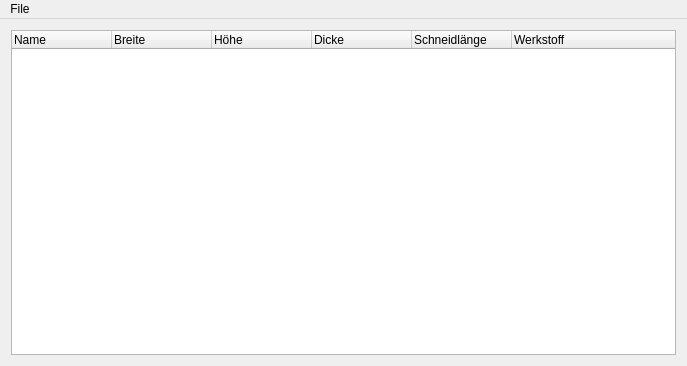
Above: SuperCalculator/Source/src/MainWindow.ui from domi4484/ZumMaschine before the change. Below: the same form after it.
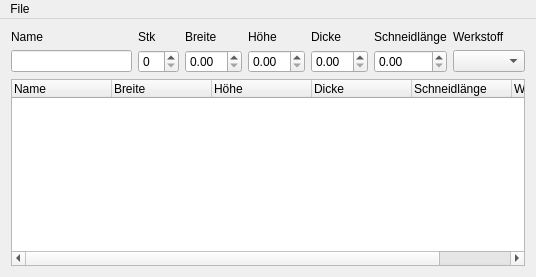
That is the form after the change.

Patch:
```diff
--- a/SuperCalculator/Source/src/MainWindow.ui
+++ b/SuperCalculator/Source/src/MainWindow.ui
@@ -6,8 +6,8 @@
    <rect>
     <x>0</x>
     <y>0</y>
-    <width>687</width>
-    <height>366</height>
+    <width>536</width>
+    <height>277</height>
    </rect>
   </property>
   <property name="windowTitle">
@@ -16,6 +16,44 @@
   <widget class="QWidget" name="centralWidget">
    <layout class="QGridLayout" name="gridLayout">
     <item row="0" column="0">
+     <widget class="QLabel" name="label">
+      <property name="text">
+       <string>Name</string>
+      </property>
+     </widget>
+    </item>
+    <item row="1" column="0">
+     <widget class="QLineEdit" name="lineEdit"/>
+    </item>
+    <item row="0" column="2">
+     <widget class="QLabel" name="label_2">
+      <property name="text">
+       <string>Breite</string>
+      </property>
+     </widget>
+    </item>
+    <item row="0" column="3">
+     <widget class="QLabel" name="label_3">
+      <property name="text">
+       <string>Höhe</string>
+      </property>
+     </widget>
+    </item>
+    <item row="0" column="5">
+     <widget class="QLabel" name="label_5">
+      <property name="text">
+       <string>Schneidlänge</string>
+      </property>
+     </widget>
+    </item>
+    <item row="0" column="4">
+     <widget class="QLabel" name="label_4">
+      <property name="text">
+       <string>Dicke</string>
+      </property>
+     </widget>
+    </item>
+    <item row="2" column="0" colspan="7">
      <widget class="QTreeWidget" name="m_QTreeWidget">
       <column>
        <property name="text">
@@ -49,6 +87,38 @@
       </column>
      </widget>
     </item>
+    <item row="1" column="2">
+     <widget class="QDoubleSpinBox" name="doubleSpinBox"/>
+    </item>
+    <item row="1" column="3">
+     <widget class="QDoubleSpinBox" name="doubleSpinBox_2"/>
+    </item>
+    <item row="1" column="4">
+     <widget class="QDoubleSpinBox" name="doubleSpinBox_3"/>
+    </item>
+    <item row="0" column="6">
+     <widget class="QLabel" name="label_6">
+      <property name="text">
+       <string>Werkstoff</string>
+      </property>
+     </widget>
+    </item>
+    <item row="0" column="1">
+     <widget class="QLabel" name="label_7">
+      <property name="text">
+       <string>Stk</string>
+      </property>
+     </widget>
+    </item>
+    <item row="1" column="6">
+     <widget class="QComboBox" name="comboBox"/>
+    </item>
+    <item row="1" column="5">
+     <widget class="QDoubleSpinBox" name="doubleSpinBox_4"/>
+    </item>
+    <item row="1" column="1">
+     <widget class="QSpinBox" name="spinBox"/>
+    </item>
    </layout>
   </widget>
   <widget class="QMenuBar" name="menuBar">
@@ -56,7 +126,7 @@
     <rect>
      <x>0</x>
      <y>0</y>
-     <width>687</width>
+     <width>536</width>
      <height>19</height>
     </rect>
    </property>
```
